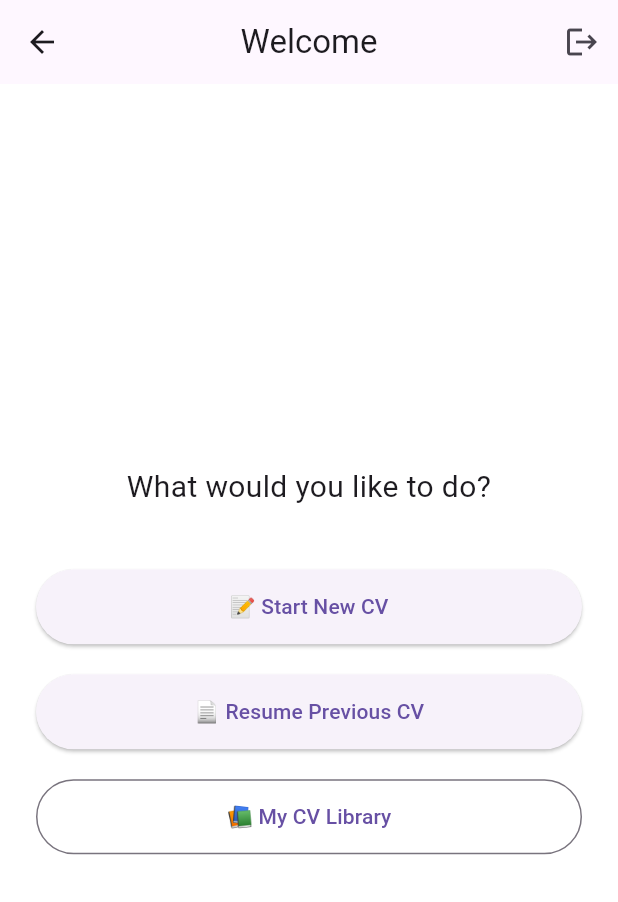
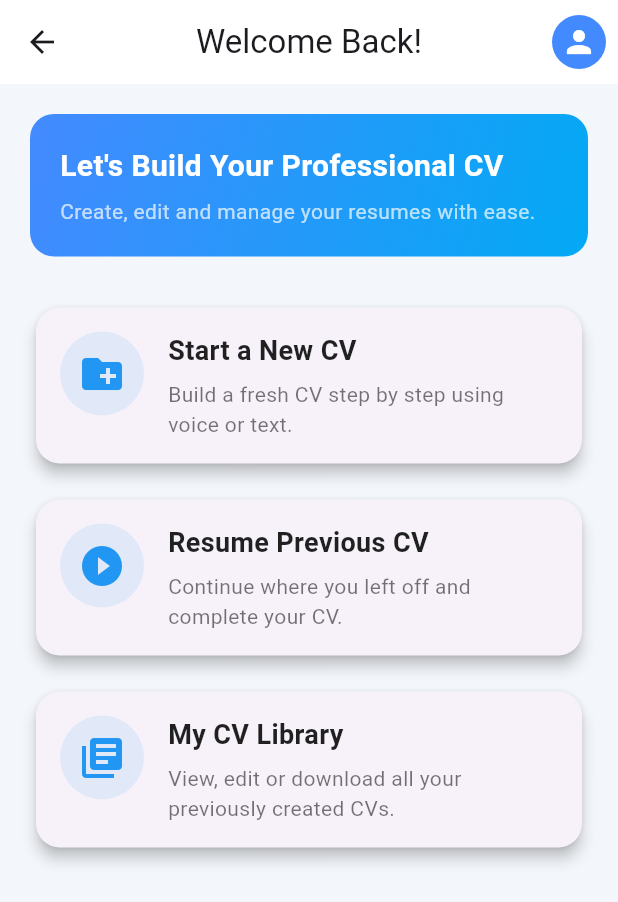
Before and after one commit to gowithflow110/My-CV-App, a Flutter app: the HomeScreen screen opened by its route, on a phone screen of 412 x 824 dp. Shown: the top 902 px of the screen. Run offline on Flutter 3.47's test engine with Material 3 defaults, Android fonts, the phone set to English and light mode, and no system bars; our stand-ins replace cloud_firestore, firebase_auth, firebase_core, google_sign_in, speech_to_text; accounts and stored records are empty; generated files the repository leaves out were written again; Roboto replaces fonts that are missing (OpenSans).

Commit message:
style: Updating Home Screen UI

```diff
--- a/lib/modules/dashboard/home_screen.dart
+++ b/lib/modules/dashboard/home_screen.dart
@@ -7,72 +7,196 @@ class HomeScreen extends StatelessWidget {
   @override
   Widget build(BuildContext context) {
     return Scaffold(
+      backgroundColor: const Color(0xFFF3F6FA),
       appBar: AppBar(
-        title: const Text('Welcome'),
+        title: const Text('Welcome Back!'),
         centerTitle: true,
+        backgroundColor: Colors.white,
+        elevation: 0,
         actions: [
-          IconButton(
-            icon: const Icon(Icons.logout),
-            onPressed: () {
-              // You can add FirebaseAuth logout logic here
-              Navigator.pushReplacementNamed(context, AppRoutes.login);
+          // ✅ Profile Icon with Popup Menu (More Professional)
+          PopupMenuButton<String>(
+            icon: const CircleAvatar(
+              radius: 18,
+              backgroundColor: Colors.blueAccent,
+              child: Icon(Icons.person, color: Colors.white),
+            ),
+            onSelected: (value) {
+              if (value == "logout") {
+                _logout(context);
+              } else if (value == "settings") {
+                ScaffoldMessenger.of(context).showSnackBar(
+                  const SnackBar(content: Text("Settings Coming Soon")),
+                );
+              }
             },
+            itemBuilder: (context) => [
+              const PopupMenuItem(
+                value: "settings",
+                child: Row(
+                  children: [
+                    Icon(Icons.settings, size: 18),
+                    SizedBox(width: 8),
+                    Text("Settings"),
+                  ],
+                ),
+              ),
+              const PopupMenuItem(
+                value: "logout",
+                child: Row(
+                  children: [
+                    Icon(Icons.logout, size: 18, color: Colors.red),
+                    SizedBox(width: 8),
+                    Text("Logout"),
+                  ],
+                ),
+              ),
+            ],
           ),
         ],
       ),
-      body: Padding(
-        padding: const EdgeInsets.all(24.0),
+      body: SingleChildScrollView(
+        padding: const EdgeInsets.all(20),
         child: Column(
-          mainAxisAlignment: MainAxisAlignment.center,
+          crossAxisAlignment: CrossAxisAlignment.start,
           children: [
-            const Text(
-              "What would you like to do?",
-              style: TextStyle(fontSize: 20),
-              textAlign: TextAlign.center,
+            // ✅ Welcome Banner
+            Container(
+              width: double.infinity,
+              padding: const EdgeInsets.all(20),
+              decoration: BoxDecoration(
+                borderRadius: BorderRadius.circular(16),
+                gradient: const LinearGradient(
+                  colors: [Colors.blueAccent, Colors.lightBlue],
+                  begin: Alignment.topLeft,
+                  end: Alignment.bottomRight,
+                ),
+              ),
+              child: const Column(
+                crossAxisAlignment: CrossAxisAlignment.start,
+                children: [
+                  Text(
+                    "Let's Build Your Professional CV",
+                    style: TextStyle(
+                        fontSize: 20,
+                        fontWeight: FontWeight.bold,
+                        color: Colors.white),
+                  ),
+                  SizedBox(height: 6),
+                  Text(
+                    "Create, edit and manage your resumes with ease.",
+                    style: TextStyle(fontSize: 14, color: Colors.white70),
+                  ),
+                ],
+              ),
             ),
-            const SizedBox(height: 40),
+            const SizedBox(height: 30),
 
-            // ✅ FIXED START NEW CV BUTTON
-            ElevatedButton(
-              onPressed: () {
+            // ✅ Tappable Cards
+            _buildActionCard(
+              context,
+              icon: Icons.create_new_folder,
+              title: "Start a New CV",
+              description: "Build a fresh CV step by step using voice or text.",
+              onTap: () {
                 Navigator.pushNamed(
                   context,
                   AppRoutes.voiceInput,
-                  arguments: {
-                    'forceNew': true, // ✅ Force fresh CV
-                  },
+                  arguments: {'forceNew': true},
                 );
               },
-              child: const Text("📝 Start New CV"),
-              style: ElevatedButton.styleFrom(
-                minimumSize: const Size(double.infinity, 50),
-              ),
             ),
+            const SizedBox(height: 16),
 
-            const SizedBox(height: 20),
-            ElevatedButton(
-              onPressed: () {
+            _buildActionCard(
+              context,
+              icon: Icons.play_circle_fill,
+              title: "Resume Previous CV",
+              description: "Continue where you left off and complete your CV.",
+              onTap: () {
                 Navigator.pushNamed(context, AppRoutes.resumePrompt);
               },
-              child: const Text("📄 Resume Previous CV"),
-              style: ElevatedButton.styleFrom(
-                minimumSize: const Size(double.infinity, 50),
-              ),
             ),
+            const SizedBox(height: 16),
 
-            const SizedBox(height: 20),
-            OutlinedButton(
-              onPressed: () {
+            _buildActionCard(
+              context,
+              icon: Icons.library_books,
+              title: "My CV Library",
+              description:
+              "View, edit or download all your previously created CVs.",
+              onTap: () {
                 Navigator.pushNamed(context, AppRoutes.library);
               },
-              child: const Text("📚 My CV Library"),
-              style: OutlinedButton.styleFrom(
-                minimumSize: const Size(double.infinity, 50),
-              ),
             ),
           ],
         ),
       ),
     );
   }
+
+  // ✅ Now the whole card is clickable
+  Widget _buildActionCard(
+      BuildContext context, {
+        required IconData icon,
+        required String title,
+        required String description,
+        required VoidCallback onTap,
+      }) {
+    return InkWell(
+      onTap: onTap,
+      borderRadius: BorderRadius.circular(16),
+      child: Card(
+        elevation: 4,
+        shape: RoundedRectangleBorder(borderRadius: BorderRadius.circular(16)),
+        child: Padding(
+          padding: const EdgeInsets.all(16),
+          child: Row(
+            crossAxisAlignment: CrossAxisAlignment.start,
+            children: [
+              Container(
+                padding: const EdgeInsets.all(12),
+                decoration: BoxDecoration(
+                  color: Colors.blue.withOpacity(0.1),
+                  shape: BoxShape.circle,
+                ),
+                child: Icon(icon, size: 32, color: Colors.blue),
+              ),
+              const SizedBox(width: 16),
+              Expanded(
+                child: Column(
+                  crossAxisAlignment: CrossAxisAlignment.start,
+                  children: [
+                    Text(
+                      title,
+                      style: const TextStyle(
+                          fontSize: 18,
+                          fontWeight: FontWeight.bold,
+                          color: Colors.black87),
+                    ),
+                    const SizedBox(height: 6),
+                    Text(
+                      description,
+                      style:
+                      const TextStyle(fontSize: 14, color: Colors.black54),
+                    ),
+                  ],
+                ),
+              ),
+            ],
+          ),
+        ),
+      ),
+    );
+  }
+
+  void _logout(BuildContext context) {
+    try {
+      Navigator.pushReplacementNamed(context, AppRoutes.login);
+    } catch (e) {
+      ScaffoldMessenger.of(context).showSnackBar(
+        const SnackBar(content: Text("Logout failed")),
+      );
+    }
+  }
 }
```
Also changed, not shown: 1 other file.
